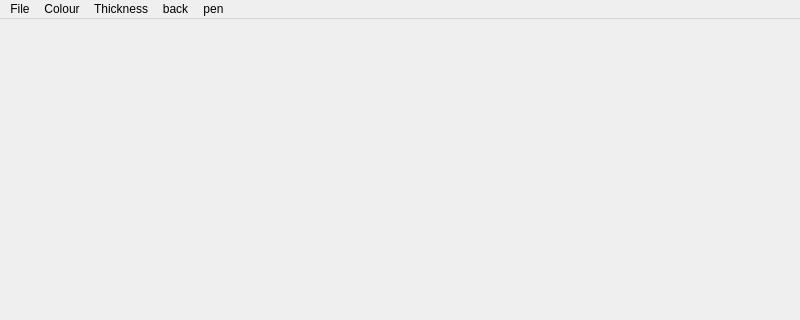
Before: the Qt Designer form mainwindow.ui in exquet/Paint, drawn with Qt 5; both pictures show x 0 to 800 and y 0 to 320 of the 800 by 600 pixel window.
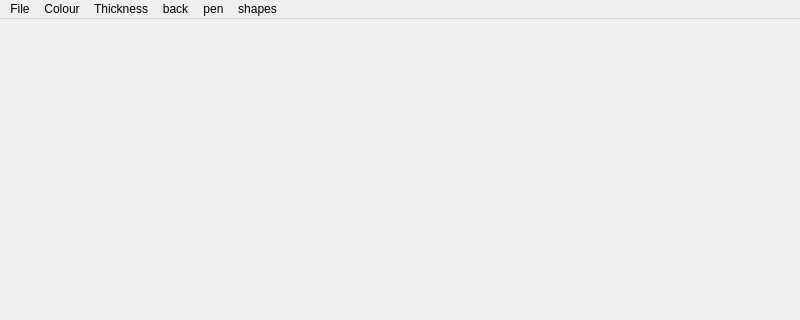
After: the same form once the commit is applied.

Commit message: drawing a circle

```diff
--- a/mainwindow.ui
+++ b/mainwindow.ui
@@ -64,11 +64,18 @@
     <addaction name="actionFill"/>
     <addaction name="actionpen"/>
    </widget>
+   <widget class="QMenu" name="menushapes">
+    <property name="title">
+     <string>shapes</string>
+    </property>
+    <addaction name="actioncircle"/>
+   </widget>
    <addaction name="menuFile"/>
    <addaction name="menuColour"/>
    <addaction name="menuThickness"/>
    <addaction name="menuback"/>
    <addaction name="menufill"/>
+   <addaction name="menushapes"/>
   </widget>
   <action name="actionClear">
    <property name="text">
```
Left out of the diff: 5 changed lines with no effect on the pictures. The commit also changes 2 other files.
